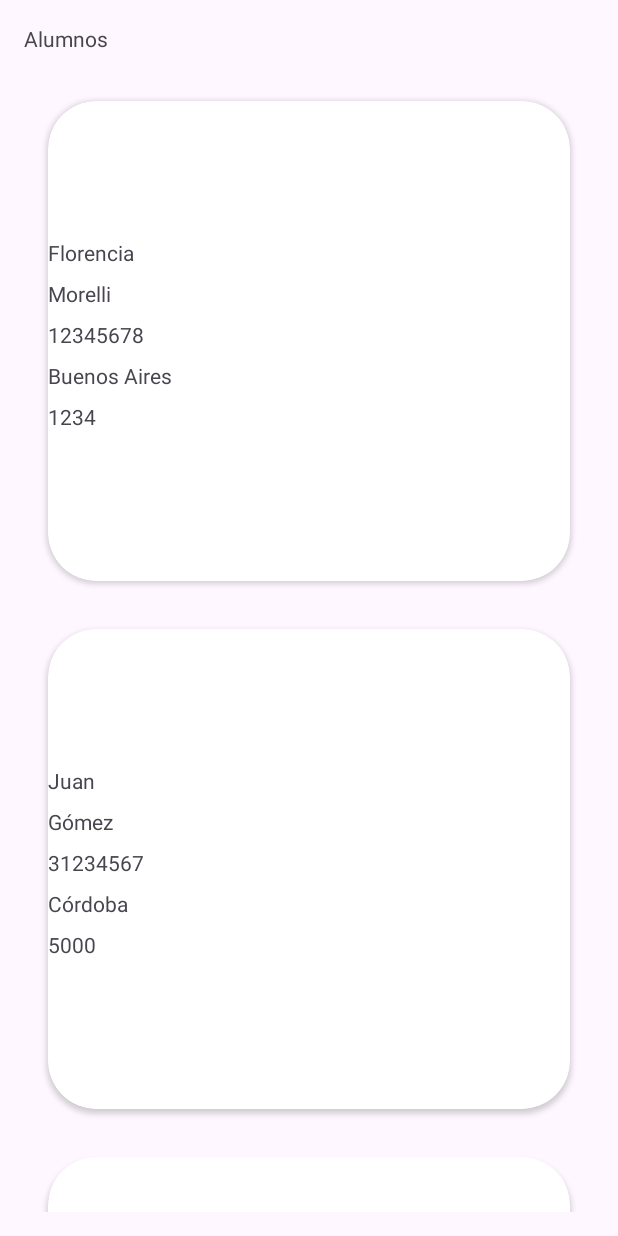
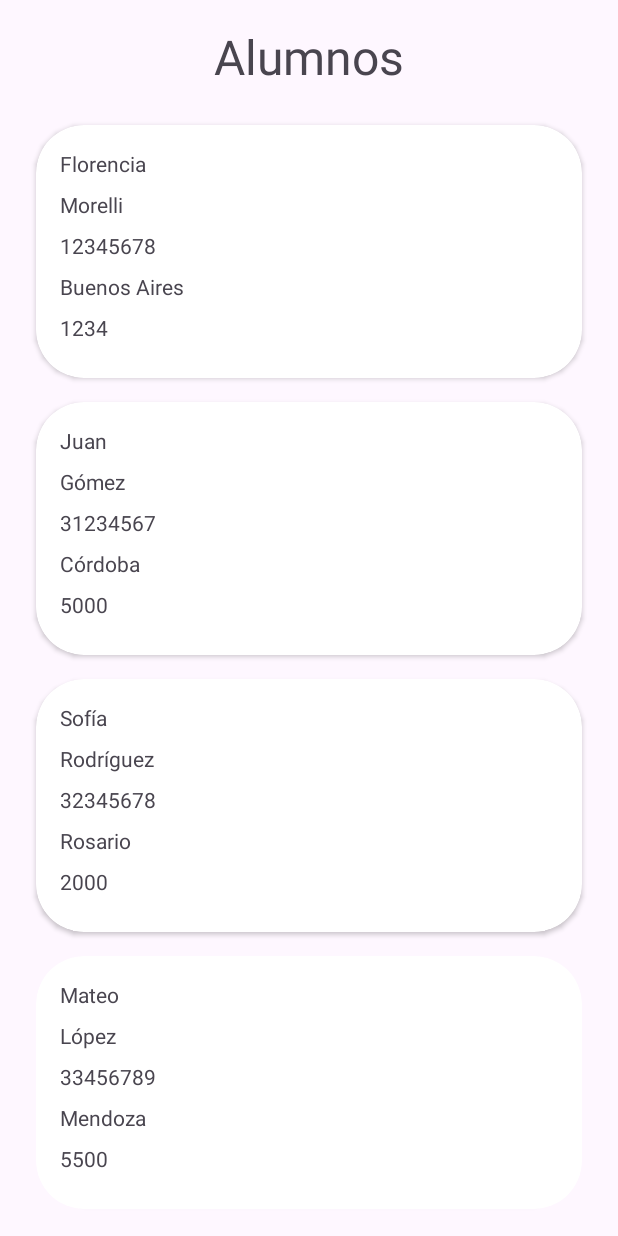
Before and after one commit to FlorenciaMorelli/DAM-clase9, an Android app: the screen it shows after launch (MainActivity), on a phone screen of 412 x 824 dp. Run offline under Robolectric (Android 15) with nearby library versions, the phone set to English and light mode, and no system bars; our stand-ins replace Room's generated code.

```diff
--- a/app/src/main/java/com/example/clase9/MainActivity.kt
+++ b/app/src/main/java/com/example/clase9/MainActivity.kt
@@ -10,10 +10,12 @@ import com.example.clase9.databinding.ActivityMainBinding
 import com.example.clase9.model.Student
 import com.example.clase9.model.StudentRepository
 import com.example.clase9.view.StudentAdapter
+import com.example.clase9.viewmodel.StudentViewModel
 
 class MainActivity : AppCompatActivity() {
 
     private lateinit var binding: ActivityMainBinding
+    private lateinit var studentViewModel: StudentViewModel
 
     override fun onCreate(savedInstanceState: Bundle?) {
 
@@ -21,7 +23,10 @@ class MainActivity : AppCompatActivity() {
         super.onCreate(savedInstanceState)
         setContentView(binding.root)
 
-        initRecycler(StudentRepository.students)
+        studentViewModel = StudentViewModel()
+        studentViewModel.students.observe(this){ student ->
+            initRecycler(StudentRepository.students)
+        }
 
     }
 
--- a/app/src/main/java/com/example/clase9/model/StudentRepository.kt
+++ b/app/src/main/java/com/example/clase9/model/StudentRepository.kt
@@ -30,6 +30,4 @@ class StudentRepository {
             Student(25, "Mía", "Bravo", "54567890", "Goya", "3450")
         )
     }
-
-
 }
--- a/app/src/main/java/com/example/clase9/viewmodel/StudentViewModel.kt
+++ b/app/src/main/java/com/example/clase9/viewmodel/StudentViewModel.kt
@@ -1,4 +1,20 @@
 package com.example.clase9.viewmodel
 
-class StudentViewModel {
+import androidx.lifecycle.LiveData
+import androidx.lifecycle.MutableLiveData
+import androidx.lifecycle.ViewModel
+import com.example.clase9.model.Student
+import com.example.clase9.model.StudentRepository
+
+class StudentViewModel : ViewModel() {
+    private val _students = MutableLiveData<List<Student>>()
+    val students: LiveData<List<Student>> = _students
+
+    init {
+        _students.value = StudentRepository.students
+    }
+
+    fun addStudent(name: String, lastName: String, dni: String, city: String, cp: String){
+        // TO DO
+    }
 }
--- a/app/src/main/res/layout/activity_main.xml
+++ b/app/src/main/res/layout/activity_main.xml
@@ -13,6 +13,8 @@
         android:layout_width="match_parent"
         android:layout_height="wrap_content"
         android:text="@string/tv_main_activity"
+        android:textSize="32sp"
+        android:gravity="center"
         app:layout_constraintTop_toTopOf="parent"
         app:layout_constraintStart_toStartOf="parent"
         app:layout_constraintEnd_toEndOf="parent"
--- a/app/src/main/res/layout/student_item.xml
+++ b/app/src/main/res/layout/student_item.xml
@@ -2,15 +2,17 @@
 <androidx.cardview.widget.CardView xmlns:android="http://schemas.android.com/apk/res/android"
     xmlns:app="http://schemas.android.com/apk/res-auto"
     android:layout_width="match_parent"
-    android:layout_height="320dp"
+    android:layout_height="wrap_content"
     app:cardCornerRadius="32dp"
-    android:layout_margin="16dp">
+    android:layout_margin="8dp"
+    android:padding="16dp">
 
     <LinearLayout
         android:layout_width="match_parent"
         android:layout_height="match_parent"
         android:orientation="vertical"
         android:gravity="center"
+        android:layout_margin="16dp"
         >
 
         <TextView
```
